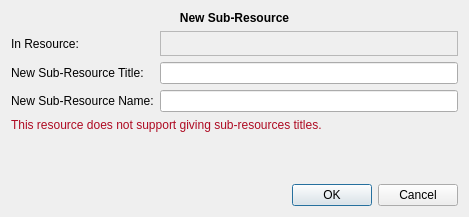
Qt form src/klflibnewsubresdlg.ui (CryFeiFei/klatexformula) before a commit.
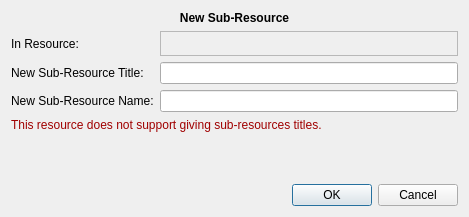
The same form after that commit.

Diff of the .ui file:
```diff
--- a/src/klflibnewsubresdlg.ui
+++ b/src/klflibnewsubresdlg.ui
@@ -13,6 +13,11 @@
   <property name="windowTitle">
    <string>New Sub-Resource</string>
   </property>
+  <property name="styleSheet">
+   <string notr="true">.QLabel#lblNoTitle {
+	color: #a00000;
+}</string>
+  </property>
   <property name="modal">
    <bool>true</bool>
   </property>
@@ -96,42 +101,8 @@
    </item>
    <item row="4" column="0" colspan="2">
     <widget class="QLabel" name="lblNoTitle">
-     <property name="palette">
-      <palette>
-       <active>
-        <colorrole role="WindowText">
-         <brush brushstyle="SolidPattern">
-          <color alpha="255">
-           <red>174</red>
-           <green>10</green>
-           <blue>34</blue>
-          </color>
-         </brush>
-        </colorrole>
-       </active>
-       <inactive>
-        <colorrole role="WindowText">
-         <brush brushstyle="SolidPattern">
-          <color alpha="255">
-           <red>174</red>
-           <green>10</green>
-           <blue>34</blue>
-          </color>
-         </brush>
-        </colorrole>
-       </inactive>
-       <disabled>
-        <colorrole role="WindowText">
-         <brush brushstyle="SolidPattern">
-          <color alpha="255">
-           <red>118</red>
-           <green>117</green>
-           <blue>114</blue>
-          </color>
-         </brush>
-        </colorrole>
-       </disabled>
-      </palette>
+     <property name="styleSheet">
+      <string notr="true"/>
      </property>
      <property name="text">
       <string>This resource does not support giving sub-resources titles.</string>
```
